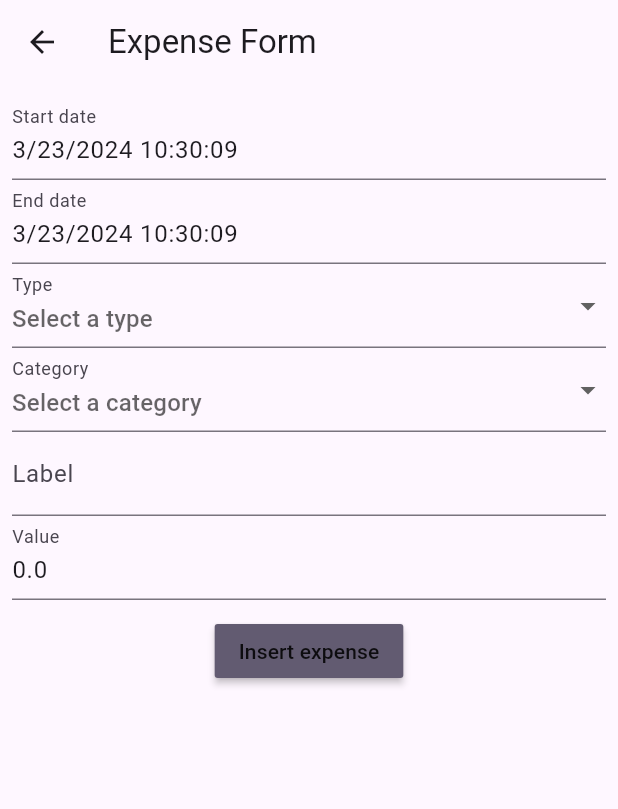
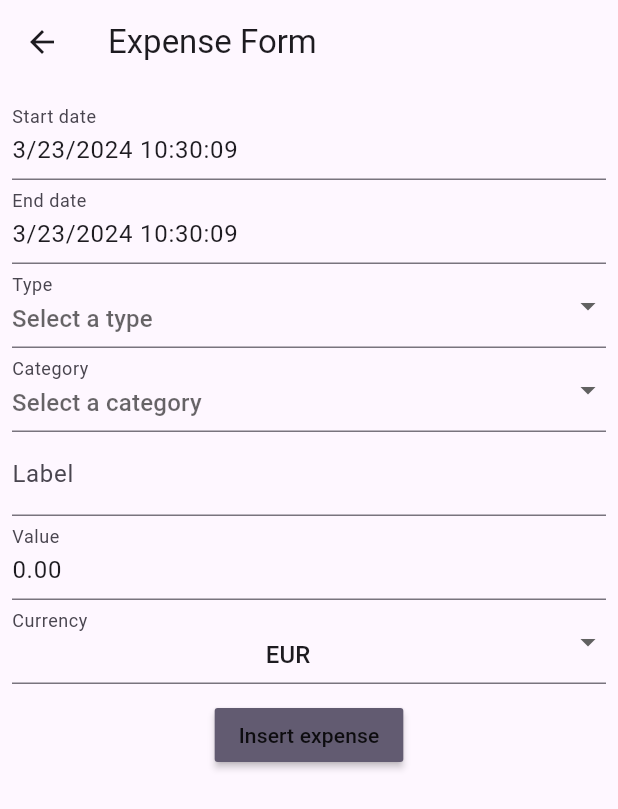
Before and after one commit to HeatherShein/expense-charts, a Flutter app: the screen it shows after launch, item 2 of the bottom bar chosen, after a tap on the "add" icon, on a phone screen of 412 x 824 dp. Shown: the top 809 px of the screen. Run offline on Flutter 3.47's test engine with Material 3 defaults, Android fonts, the phone set to English and light mode, and no system bars; drawn by our look-alikes of flutter_form_builder; our stand-ins replace file_picker, fl_chart, permission_handler, sqflite, sqflite_common_ffi, velocity_x; accounts and stored records are empty.

Commit message:
Money conversion first

```diff
--- a/lib/components/expense_tile.dart
+++ b/lib/components/expense_tile.dart
@@ -7,7 +7,17 @@ import 'package:intl/intl.dart';
 import 'package:velocity_x/velocity_x.dart';
 
 class ExpenseTile extends StatefulWidget {
-  const ExpenseTile({super.key, required this.millisSinceEpochStart, required this.millisSinceEpochEnd, required this.type, required this.category, required this.label, required this.value, required this.refreshCallback});
+  const ExpenseTile({
+    super.key,
+    required this.millisSinceEpochStart,
+    required this.millisSinceEpochEnd,
+    required this.type,
+    required this.category,
+    required this.label,
+    required this.value,
+    required this.currency,
+    required this.refreshCallback
+  });
 
   final int millisSinceEpochStart;
   final int millisSinceEpochEnd;
@@ -15,6 +25,7 @@ class ExpenseTile extends StatefulWidget {
   final String category;
   final String label;
   final double value;
+  final String currency;
   final VoidCallback refreshCallback;
 
   @override
@@ -26,6 +37,8 @@ class _ExpenseTileState extends State<ExpenseTile> {
   Widget build(BuildContext context) {
     String startDate = DateFormat('yyyy-MM-dd').format(DateTime.fromMillisecondsSinceEpoch(widget.millisSinceEpochStart));
     String endDate = DateFormat('yyyy-MM-dd').format(DateTime.fromMillisecondsSinceEpoch(widget.millisSinceEpochEnd));
+    // TODO: put a switch case to insert symbols
+    String moneyAmountCurrency = widget.currency == "EUR" ? "€" : widget.currency;
     return Row(
       crossAxisAlignment: CrossAxisAlignment.center,
       textBaseline: TextBaseline.alphabetic,
@@ -80,7 +93,12 @@ class _ExpenseTileState extends State<ExpenseTile> {
         ),
         Row(
           children: [
-            MoneyAmount(width: 80, type: widget.type, value: widget.value),
+            MoneyAmount(
+              width: 80,
+              type: widget.type,
+              value: widget.value,
+              currency: moneyAmountCurrency
+            ),
             IconButton(
               onPressed: () async {
                 ExpenseForm expenseForm = await ExpenseForm.createWithExpenseId(
@@ -89,7 +107,8 @@ class _ExpenseTileState extends State<ExpenseTile> {
                   widget.type,
                   widget.category,
                   widget.label,
-                  widget.value
+                  widget.value,
+                  widget.currency,
                 );
                 // ignore: use_build_context_synchronously
                 dynamic refreshData = await Navigator.push(
--- a/lib/components/money_amount.dart
+++ b/lib/components/money_amount.dart
@@ -6,12 +6,14 @@ class MoneyAmount extends StatelessWidget {
     super.key,
     required this.width,
     required this.type,
-    required this.value
+    required this.value,
+    required this.currency,
   });
 
   final double width;
   final String type;
   final double value;
+  final String currency;
 
   @override
   Widget build(BuildContext context) {
@@ -25,7 +27,7 @@ class MoneyAmount extends StatelessWidget {
       ),
       child: Center(
         child: Text(
-          "$sign ${value.toStringAsFixed(2)} €",
+          "$sign ${value.toStringAsFixed(2)} $currency",
           style: const TextStyle(
             fontSize: 12,
             fontWeight: FontWeight.bold,
--- a/lib/pages/details.dart
+++ b/lib/pages/details.dart
@@ -87,6 +87,7 @@ class _DetailsPageState extends State<DetailsPage> {
                             category: expense.category,
                             label: expense.label,
                             value: expense.value,
+                            currency: settingsState.currency,
                             refreshCallback: () { setState(() {}); },
                           );
                         }
--- a/lib/pages/expense_form.dart
+++ b/lib/pages/expense_form.dart
@@ -1,7 +1,9 @@
 import 'package:expenses_charts/components/database_helper.dart';
 import 'package:expenses_charts/models/expenses.dart';
+import 'package:expenses_charts/providers/settings.dart';
 import 'package:flutter/material.dart';
 import 'package:flutter_form_builder/flutter_form_builder.dart';
+import 'package:provider/provider.dart';
 
 final _formKey = GlobalKey<FormBuilderState>();
 
@@ -15,6 +17,7 @@ class ExpenseForm extends StatelessWidget {
   String label;
   double value;
   int expenseId;
+  String currency;
 
   ExpenseForm({super.key})
     :
@@ -24,7 +27,8 @@ class ExpenseForm extends StatelessWidget {
     category = "default",
     label = "",
     value = 0,
-    expenseId = -1;
+    expenseId = -1,
+    currency = "EUR";
 
   ExpenseForm.withValues({
     super.key,
@@ -34,10 +38,19 @@ class ExpenseForm extends StatelessWidget {
     required this.category,
     required this.label,
     required this.value,
-    required this.expenseId
+    required this.expenseId,
+    required this.currency
   });
 
-  static Future<ExpenseForm> createWithExpenseId(int millisSinceEpochStart, int millisSinceEpochEnd, String type, String category, String label, double value) async {
+  static Future<ExpenseForm> createWithExpenseId(
+    int millisSinceEpochStart,
+    int millisSinceEpochEnd,
+    String type,
+    String category,
+    String label,
+    double value,
+    String currency,
+  ) async {
     DatabaseHelper dbhelper = DatabaseHelper();
     int expenseId = await dbhelper.getIdFromValues(
       millisSinceEpochStart,
@@ -54,12 +67,14 @@ class ExpenseForm extends StatelessWidget {
       category: category,
       label: label,
       value: value,
-      expenseId: expenseId
+      expenseId: expenseId,
+      currency: currency,
     );
   }
 
   @override
   Widget build(BuildContext context) {
+    SettingsProvider settingsState = context.watch<SettingsProvider>();
     endDate = endDate.difference(startDate).inMilliseconds > 0 ? endDate : startDate;
     return Scaffold(
       appBar: AppBar(
@@ -179,12 +194,32 @@ class ExpenseForm extends StatelessWidget {
                     hintText: 'Write a value',
                   ),
                   keyboardType: TextInputType.number,
-                  initialValue: value.toString(),
+                  initialValue: value.toStringAsFixed(2),
+                ),
+                FormBuilderDropdown(
+                  name: "currency",
+                  decoration: const InputDecoration(
+                    labelText: "Currency",
+                    hintText: "Select a currency",
+                  ),
+                  initialValue: currency,
+                  items: const [
+                    DropdownMenuItem(
+                      alignment: AlignmentDirectional.center,
+                      value: "EUR",
+                      child: Text("EUR")
+                    ),
+                    DropdownMenuItem(
+                      alignment: AlignmentDirectional.center,
+                      value: "JPY",
+                      child: Text("JPY")
+                    ),
+                  ]
                 ),
                 const SizedBox(height: 10.0,),
                 MaterialButton(
                   color: Theme.of(context).colorScheme.secondary,
-                  onPressed: () {
+                  onPressed: () async {
                     _formKey.currentState?.saveAndValidate();
                     var formValues = _formKey.currentState?.value;
 
@@ -197,6 +232,13 @@ class ExpenseForm extends StatelessWidget {
                     category = formValues?['category'];
                     label = formValues?['label'];
                     value = double.parse(formValues!['value'].toString().replaceAll(",", "."));
+                    currency = formValues['currency'];
+
+                    // Convert currency if needed
+                    if (currency != settingsState.currency){
+                      // TODO : Update based on live currency rates.
+                      value = value / 164;
+                    }
 
                     var dbhelper = DatabaseHelper();
 
--- a/lib/pages/expense_pie.dart
+++ b/lib/pages/expense_pie.dart
@@ -171,34 +171,69 @@ class _ExpensePiePageState extends State<ExpensePiePage> {
                                 mainAxisAlignment: MainAxisAlignment.spaceEvenly,
                                 children: [
                                   indicators[0],
-                                  MoneyAmount(width: moneyAmountWidth, type: settingsState.entryType, value: sections[0].value),
+                                  MoneyAmount(
+                                    width: moneyAmountWidth,
+                                    type: settingsState.entryType,
+                                    value: sections[0].value,
+                                    currency: settingsState.currency,
+                                  ),
                                   indicators[1],
-                                  MoneyAmount(width: moneyAmountWidth, type: settingsState.entryType, value: sections[1].value),
+                                  MoneyAmount(
+                                    width: moneyAmountWidth,
+                                    type: settingsState.entryType,
+                                    value: sections[1].value,
+                                    currency: settingsState.currency,
+                                  ),
                                 ],
                               ),
                               Row(
                                 mainAxisAlignment: MainAxisAlignment.spaceEvenly,
                                 children: [
                                   indicators[2],
-                                  MoneyAmount(width: moneyAmountWidth, type: settingsState.entryType, value: sections[2].value),
+                                  MoneyAmount(
+                                    width: moneyAmountWidth,
+                                    type: settingsState.entryType,
+                                    value: sections[2].value,
+                                    currency: settingsState.currency,
+                                  ),
                                   indicators[3],
-                                  MoneyAmount(width: moneyAmountWidth, type: settingsState.entryType, value: sections[3].value),
+                                  MoneyAmount(
+                                    width: moneyAmountWidth,
+                                    type: settingsState.entryType,
+                                    value: sections[3].value,
+                                    currency: settingsState.currency,
+                                    ),
                                 ],
                               ),
                               Row(
                                 mainAxisAlignment: MainAxisAlignment.spaceEvenly,
                                 children: [
                                   indicators[4],
-                                  MoneyAmount(width: moneyAmountWidth, type: settingsState.entryType, value: sections[4].value),
+                                  MoneyAmount(
+                                    width: moneyAmountWidth,
+                                    type: settingsState.entryType,
+                                    value: sections[4].value,
+                                    currency: settingsState.currency,
+                                  ),
                                   indicators[5],
-                                  MoneyAmount(width: moneyAmountWidth, type: settingsState.entryType, value: sections[5].value),
+                                  MoneyAmount(
+                                    width: moneyAmountWidth,
+                                    type: settingsState.entryType,
+                                    value: sections[5].value,
+                                    currency: settingsState.currency,
+                                  ),
                                 ],
                               ),
                               Row(
                                 mainAxisAlignment: MainAxisAlignment.spaceEvenly,
                                 children: [
                                   indicators[6],
-                                  MoneyAmount(width: moneyAmountWidth, type: settingsState.entryType, value: sections[6].value),
+                                  MoneyAmount(
+                                    width: moneyAmountWidth,
+                                    type: settingsState.entryType,
+                                    value: sections[6].value,
+                                    currency: settingsState.currency,
+                                  ),
                                 ],
                               ),
                             ]
--- a/lib/providers/settings.dart
+++ b/lib/providers/settings.dart
@@ -8,6 +8,7 @@ class SettingsProvider extends ChangeNotifier{
   int _nExpenses = 13;
   String _keyFilter = '';
   int _boldIndex = -1;
+  String _currency = "EUR";
 
   String get entryType => _entryType;
   String get aggregateType => _aggregateType;
@@ -16,6 +17,7 @@ class SettingsProvider extends ChangeNotifier{
   int get nExpenses => _nExpenses;
   String get keyFilter => _keyFilter;
   int get boldIndex => _boldIndex;
+  String get currency => _currency;
 
   set entryType(String newEntryType) {
     _entryType = newEntryType;
@@ -49,4 +51,8 @@ class SettingsProvider extends ChangeNotifier{
   set boldIndex (int newBoldIndex) {
     _boldIndex = newBoldIndex;
   }
+
+  set currency (String newCurrency) {
+    _currency = newCurrency;
+  }
 }
```
Also changed, not shown: pubspec.lock.
